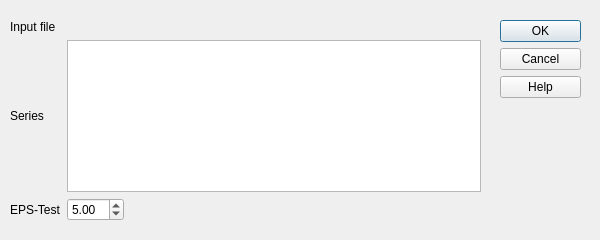
Old version of the form gui/menu/workspace/workspace_seasonal_adjustment.ui in the repository plan-be/iode.
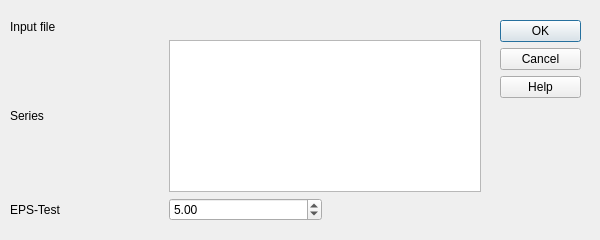
New version of the form. Icons and pictures are not drawn. Custom widgets are drawn as their Qt base class.

Commit message: renamed class QFileChooser as QIodeFileChooser

```diff
--- a/gui/menu/workspace/workspace_seasonal_adjustment.ui
+++ b/gui/menu/workspace/workspace_seasonal_adjustment.ui
@@ -45,7 +45,7 @@
     <set>QDialogButtonBox::Cancel|QDialogButtonBox::Help|QDialogButtonBox::Ok</set>
    </property>
   </widget>
-  <widget class="QWidget" name="">
+  <widget class="QWidget" name="layoutWidget">
    <property name="geometry">
     <rect>
      <x>10</x>
@@ -92,7 +92,7 @@
     <item row="2" column="2">
      <widget class="QLabel" name="label">
       <property name="text">
-       <string>                                                                                                             </string>
+       <string/>
       </property>
      </widget>
     </item>
```
Left out of the diff: 4 changed lines with no effect on the pictures. The commit also changes 17 other files.
